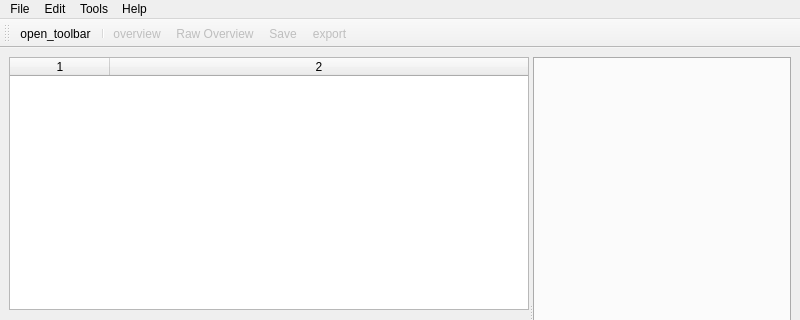
Old version of the form dfits.ui in the repository dheerajshenoy/FITSExplorer; both pictures show x 0 to 800 and y 0 to 320 of the 800 by 600 pixel window.
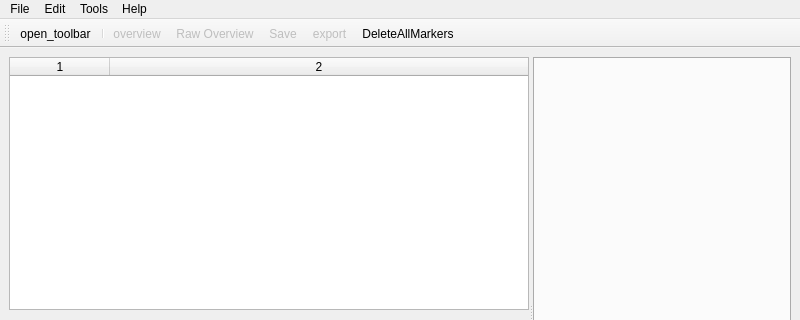
New version of the form. Icons and pictures are not drawn. Custom widgets are drawn as their Qt base class.

```diff
--- a/dfits.ui
+++ b/dfits.ui
@@ -205,6 +205,7 @@
    <addaction name="actionoverview_raw"/>
    <addaction name="actionSave_toolbar"/>
    <addaction name="action_export_toolbar"/>
+   <addaction name="actionDeleteAllMarkers"/>
   </widget>
   <action name="actionOpen">
    <property name="text">
@@ -329,6 +330,14 @@
     <enum>QAction::NoRole</enum>
    </property>
   </action>
+  <action name="actionDeleteAllMarkers">
+   <property name="text">
+    <string>DeleteAllMarkers</string>
+   </property>
+   <property name="menuRole">
+    <enum>QAction::NoRole</enum>
+   </property>
+  </action>
  </widget>
  <customwidgets>
   <customwidget>
```
